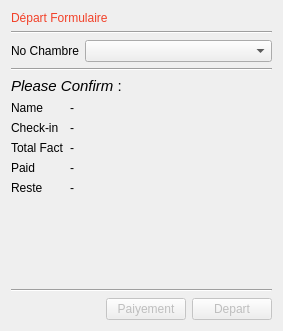
This is checkoutform.ui in abdeljalilanane/Innovative-Hotel-Manager as Qt 5 draws it before an edit. The edited form follows.
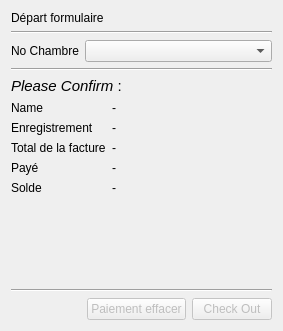
This is the edited form.

```diff
--- a/checkoutform.ui
+++ b/checkoutform.ui
@@ -17,7 +17,7 @@
    <item row="0" column="0">
     <widget class="QLabel" name="label">
      <property name="text">
-      <string>&lt;html&gt;&lt;head/&gt;&lt;body&gt;&lt;p&gt;&lt;span style=&quot; color:#f24129;&quot;&gt;Départ Formulaire&lt;/span&gt;&lt;/p&gt;&lt;/body&gt;&lt;/html&gt;</string>
+      <string>&lt;html&gt;&lt;head/&gt;&lt;body&gt;&lt;p&gt;Départ formulaire&lt;/p&gt;&lt;/body&gt;&lt;/html&gt;</string>
      </property>
     </widget>
    </item>
@@ -82,7 +82,7 @@
      <item row="1" column="0">
       <widget class="QLabel" name="label_5">
        <property name="text">
-        <string>Check-in</string>
+        <string>Enregistrement</string>
        </property>
       </widget>
      </item>
@@ -96,7 +96,7 @@
      <item row="2" column="0">
       <widget class="QLabel" name="label_8">
        <property name="text">
-        <string>Total Fact</string>
+        <string>Total de la facture</string>
        </property>
       </widget>
      </item>
@@ -110,7 +110,7 @@
      <item row="3" column="0">
       <widget class="QLabel" name="label_9">
        <property name="text">
-        <string>Paid</string>
+        <string>Payé</string>
        </property>
       </widget>
      </item>
@@ -124,7 +124,7 @@
      <item row="4" column="0">
       <widget class="QLabel" name="label_11">
        <property name="text">
-        <string>Reste</string>
+        <string>Solde</string>
        </property>
       </widget>
      </item>
@@ -165,7 +165,7 @@
         <bool>false</bool>
        </property>
        <property name="text">
-        <string>Paiyement</string>
+        <string>Paiement effacer</string>
        </property>
       </widget>
      </item>
@@ -175,7 +175,7 @@
         <bool>false</bool>
        </property>
        <property name="text">
-        <string>Depart</string>
+        <string>Check Out</string>
        </property>
       </widget>
      </item>
```
